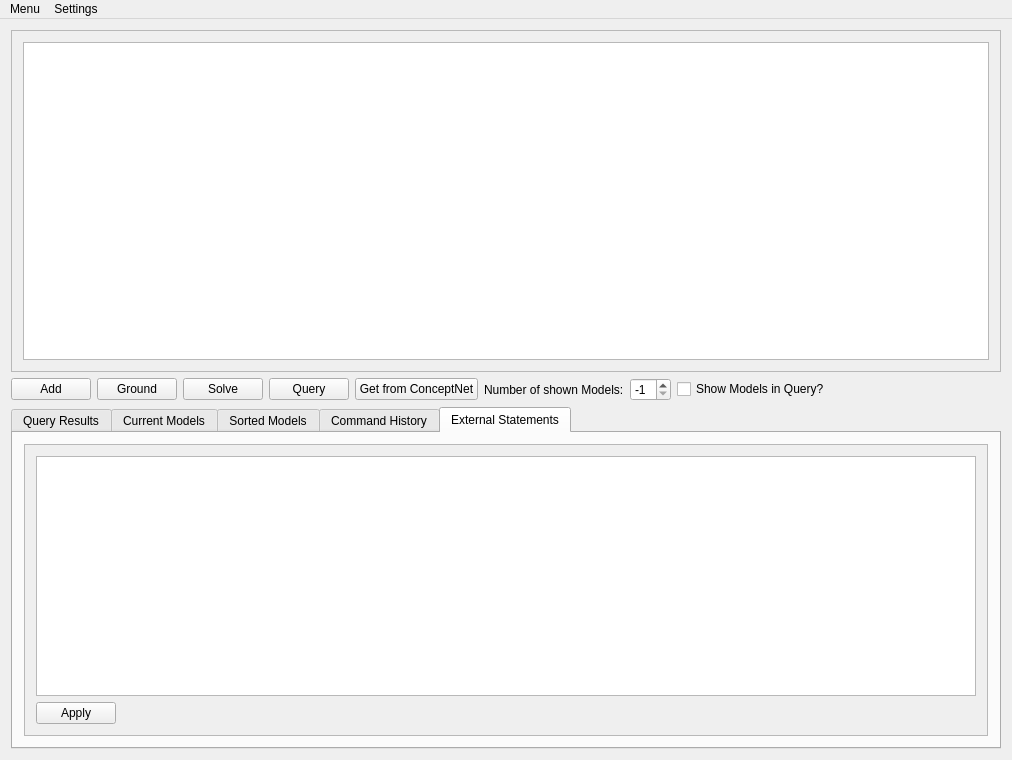
Above: concept_net_gui/ui/conceptnetgui.ui from alica-labs/aspsuite before the change. Below: the same form after it.
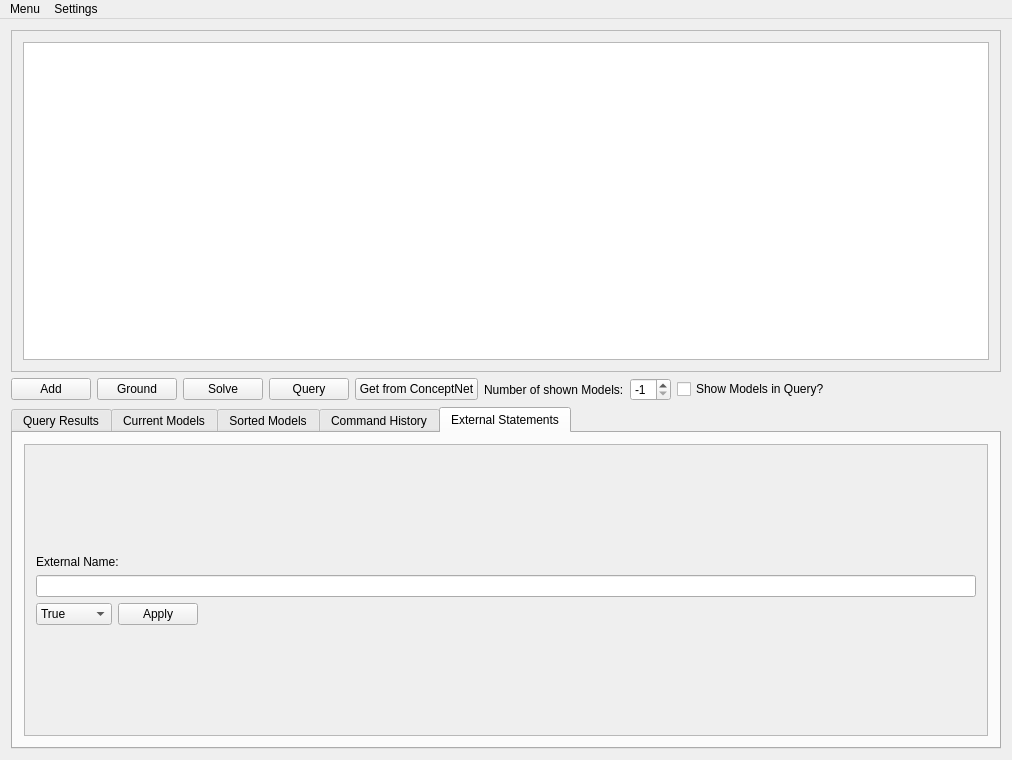
That is the form after the change.

Commit message: added external cmd

```diff
--- a/concept_net_gui/ui/conceptnetgui.ui
+++ b/concept_net_gui/ui/conceptnetgui.ui
@@ -299,48 +299,49 @@
            </property>
            <layout class="QVBoxLayout" name="verticalLayout">
             <item>
-             <widget class="QTableWidget" name="externalsTable">
-              <property name="wordWrap">
-               <bool>true</bool>
+             <spacer name="verticalSpacer_2">
+              <property name="orientation">
+               <enum>Qt::Vertical</enum>
               </property>
-              <property name="columnCount">
-               <number>2</number>
+              <property name="sizeHint" stdset="0">
+               <size>
+                <width>20</width>
+                <height>40</height>
+               </size>
               </property>
-              <attribute name="horizontalHeaderVisible">
-               <bool>false</bool>
-              </attribute>
-              <attribute name="horizontalHeaderCascadingSectionResizes">
-               <bool>false</bool>
-              </attribute>
-              <attribute name="horizontalHeaderDefaultSectionSize">
-               <number>400</number>
-              </attribute>
-              <attribute name="horizontalHeaderHighlightSections">
-               <bool>true</bool>
-              </attribute>
-              <attribute name="horizontalHeaderShowSortIndicator" stdset="0">
-               <bool>false</bool>
-              </attribute>
-              <attribute name="horizontalHeaderStretchLastSection">
-               <bool>true</bool>
-              </attribute>
-              <attribute name="verticalHeaderDefaultSectionSize">
-               <number>30</number>
-              </attribute>
-              <column>
-               <property name="text">
-                <string>External Statement</string>
-               </property>
-              </column>
-              <column>
-               <property name="text">
-                <string>Truth Value</string>
-               </property>
-              </column>
+             </spacer>
+            </item>
+            <item>
+             <widget class="QLabel" name="externalNameLabel">
+              <property name="text">
+               <string>External Name:</string>
+              </property>
              </widget>
             </item>
+            <item>
+             <widget class="QLineEdit" name="externalTextEdit"/>
+            </item>
             <item>
              <layout class="QHBoxLayout" name="externalLayout">
+              <item>
+               <widget class="QComboBox" name="truthValueComboBox">
+                <item>
+                 <property name="text">
+                  <string>True</string>
+                 </property>
+                </item>
+                <item>
+                 <property name="text">
+                  <string>False</string>
+                 </property>
+                </item>
+                <item>
+                 <property name="text">
+                  <string>Release</string>
+                 </property>
+                </item>
+               </widget>
+              </item>
               <item>
                <widget class="QPushButton" name="applyBtn">
                 <property name="text">
@@ -363,6 +364,19 @@
               </item>
              </layout>
             </item>
+            <item>
+             <spacer name="verticalSpacer">
+              <property name="orientation">
+               <enum>Qt::Vertical</enum>
+              </property>
+              <property name="sizeHint" stdset="0">
+               <size>
+                <width>20</width>
+                <height>40</height>
+               </size>
+              </property>
+             </spacer>
+            </item>
            </layout>
           </widget>
          </widget>
```
Left out of the diff: 16 changed lines with no effect on the pictures. The commit also changes 4 other files.
